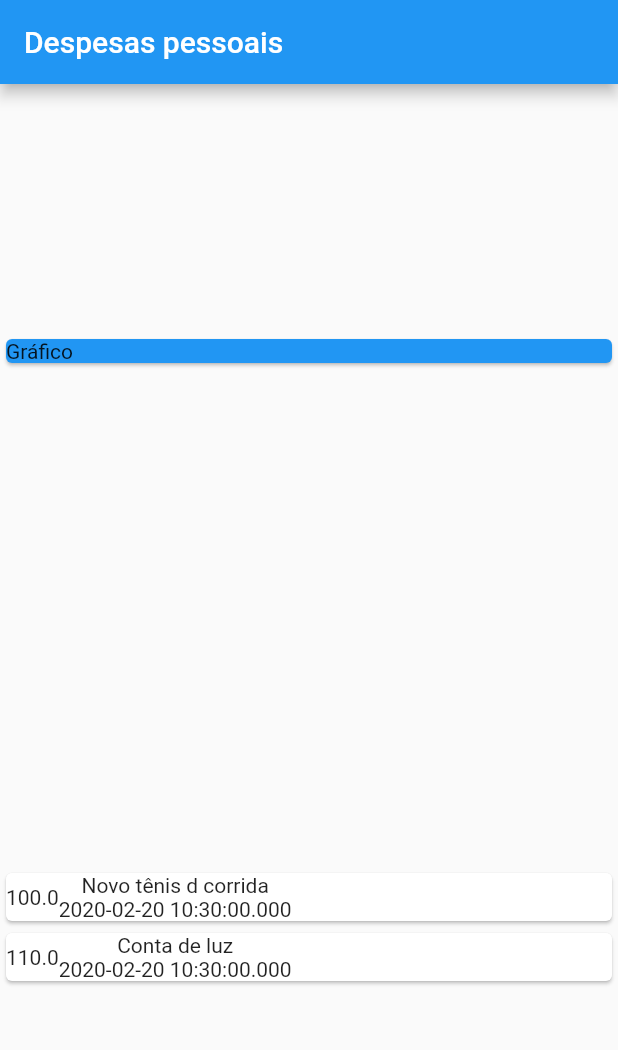
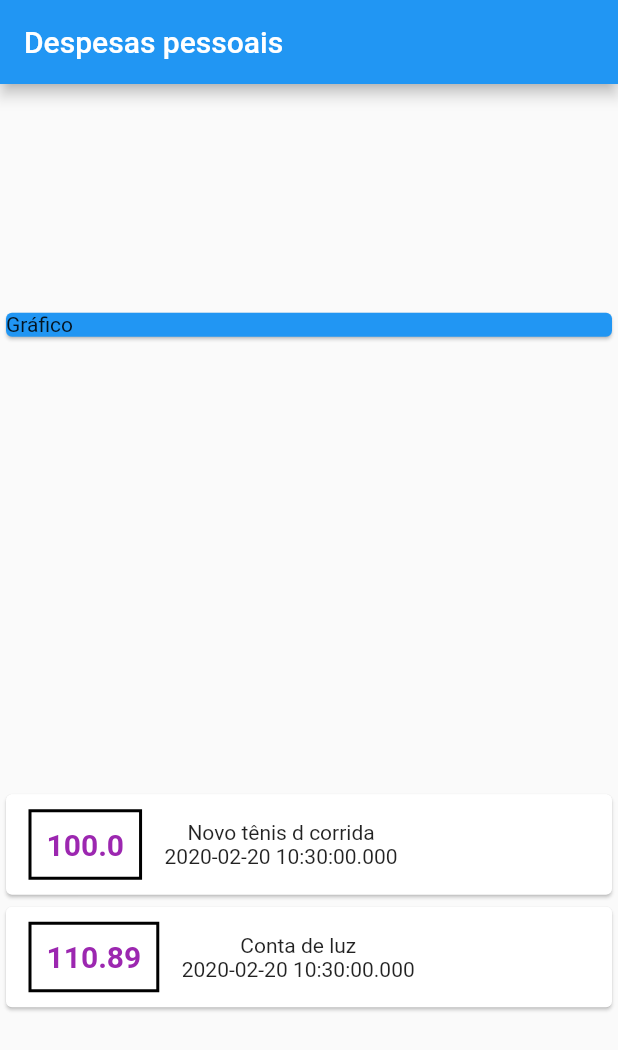
Before and after one commit to eniocc/expenses, a Flutter app: the screen it shows after launch, on a phone screen of 412 x 824 dp. Shown: the top 1050 px of the screen. Run offline on Flutter 3.47's test engine with Material 2 defaults, Android fonts, the phone set to English and light mode, and no system bars.

Commit message:
Aplicando estilo ao texto

```diff
--- a/lib/main.dart
+++ b/lib/main.dart
@@ -13,7 +13,7 @@ final _transactions = [
   Transaction(
     id: 't2',
     title: 'Conta de luz',
-    value: 110.00,
+    value: 110.89,
     date: DateTime.now(),
   ),
 ];
@@ -49,8 +49,24 @@ class MyHome extends StatelessWidget {
                 child: Row(
                   children: <Widget>[
                     Container(
+                      margin:  EdgeInsets.symmetric(
+                        horizontal: 15,
+                        vertical: 10
+                      ),
+                      decoration: BoxDecoration(
+                        border: Border.all(
+                          color: Colors.black,
+                          width: 2
+                        )
+                      ),
+                      padding: EdgeInsets.all(10),
                       child: Text(
-                        tr.value.toString()
+                        tr.value.toString(),
+                        style: TextStyle(
+                          fontWeight: FontWeight.bold,
+                          fontSize: 20,
+                          color: Colors.purple
+                        ),
                       ),
                     ),
                     Column(
```
